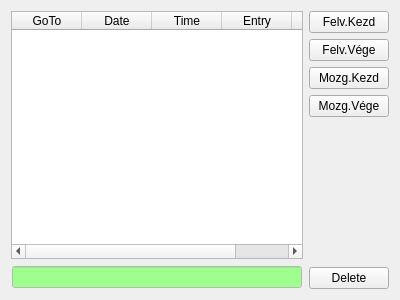
First picture: the form in tinyos-2.x/trunk/support/cpp/TestShimmer/src/LogWidget.ui, repository baharev/szte-wsn-code, before the edit.
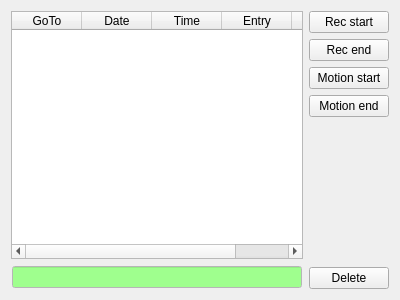
Second picture: the form after the edit.

Patch:
```diff
--- a/tinyos-2.x/trunk/support/cpp/TestShimmer/src/LogWidget.ui
+++ b/tinyos-2.x/trunk/support/cpp/TestShimmer/src/LogWidget.ui
@@ -514,28 +514,28 @@
      <item>
       <widget class="QPushButton" name="felvKezdButton">
        <property name="text">
-        <string>Felv.Kezd</string>
+        <string>Rec start</string>
        </property>
       </widget>
      </item>
      <item>
       <widget class="QPushButton" name="felvVegButton">
        <property name="text">
-        <string>Felv.Vége</string>
+        <string>Rec end</string>
        </property>
       </widget>
      </item>
      <item>
       <widget class="QPushButton" name="mozgKezdButton">
        <property name="text">
-        <string>Mozg.Kezd</string>
+        <string>Motion start</string>
        </property>
       </widget>
      </item>
      <item>
       <widget class="QPushButton" name="mozgVegButton">
        <property name="text">
-        <string>Mozg.Vége</string>
+        <string>Motion end</string>
        </property>
       </widget>
      </item>
```
Left out of the diff: 8 changed lines with no effect on the pictures.
